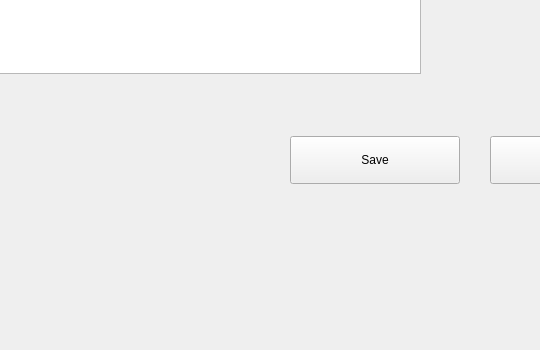
fa1c4/LinuxDev, file QtDev/fRegistratorUI/mainwindow.ui: the form before one commit; both pictures show x 340 to 880 and y 484 to 834 of the 1214 by 834 pixel window.
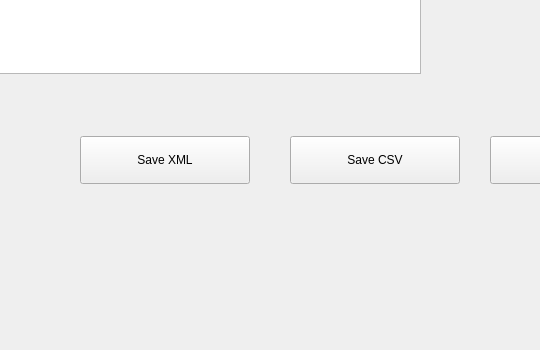
The form after the commit.

```diff
--- a/QtDev/fRegistratorUI/mainwindow.ui
+++ b/QtDev/fRegistratorUI/mainwindow.ui
@@ -171,7 +171,20 @@
      </rect>
     </property>
     <property name="text">
-     <string>Save</string>
+     <string>Save CSV</string>
+    </property>
+   </widget>
+   <widget class="QPushButton" name="pushButton_3">
+    <property name="geometry">
+     <rect>
+      <x>420</x>
+      <y>620</y>
+      <width>170</width>
+      <height>48</height>
+     </rect>
+    </property>
+    <property name="text">
+     <string>Save XML</string>
     </property>
    </widget>
   </widget>
```
